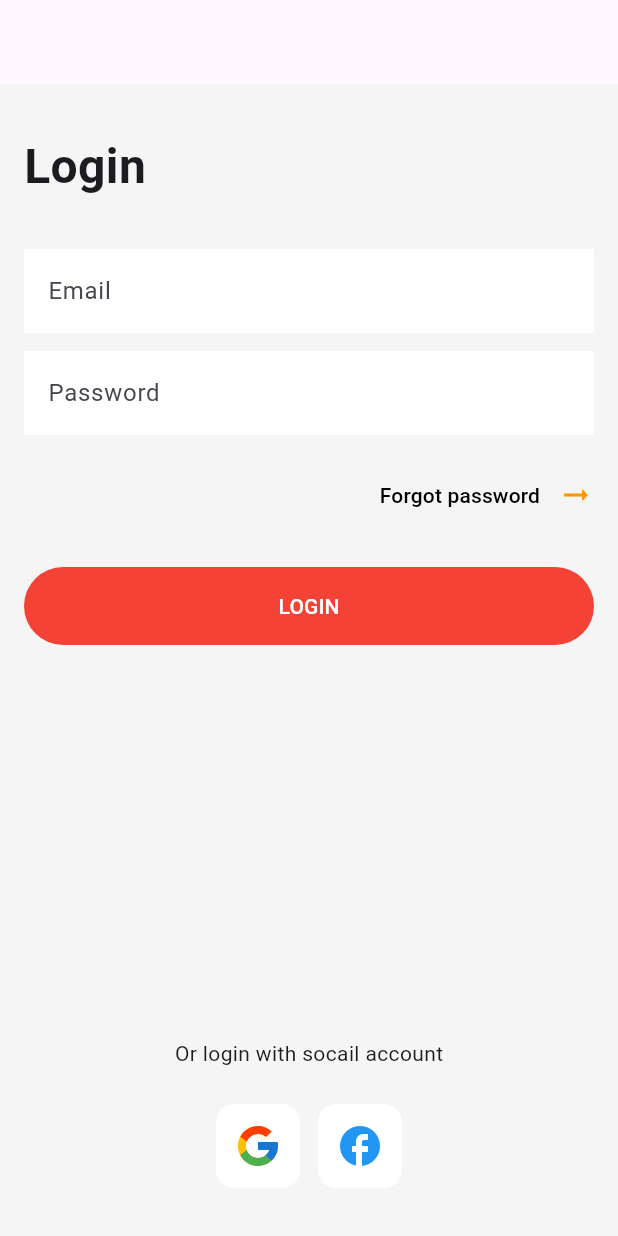
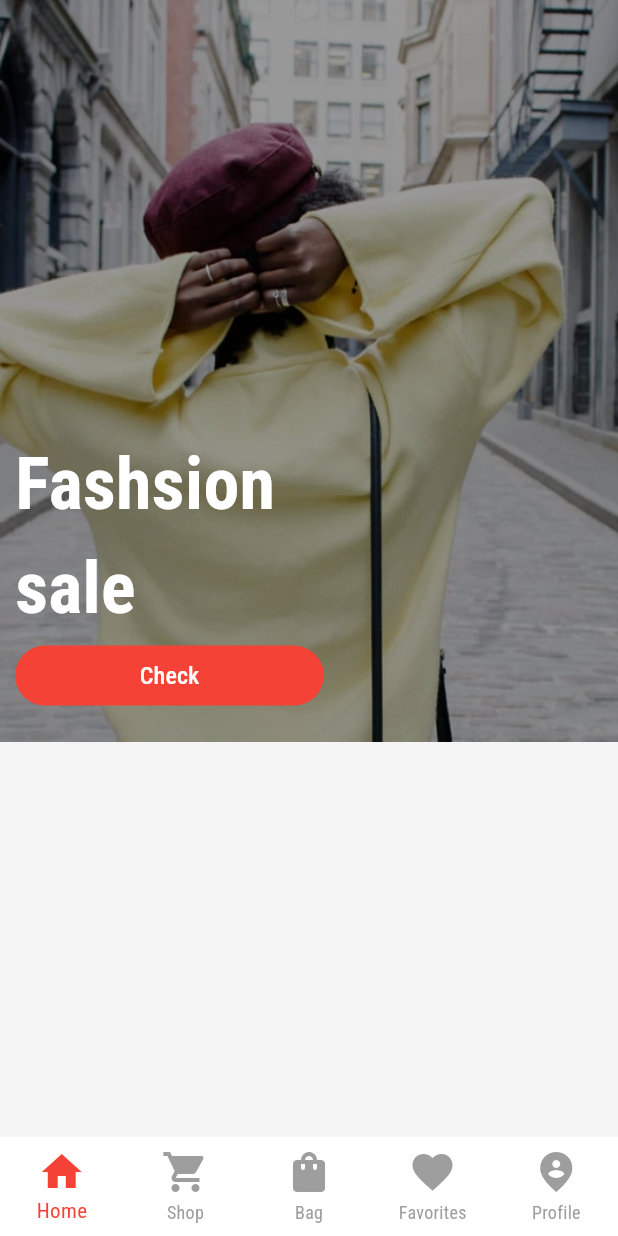
Before and after one commit to chheng-dev/ecomerce-flutter, a Flutter app: the screen it shows after launch, on a phone screen of 412 x 824 dp. Run offline on Flutter 3.47's test engine with Material 3 defaults, Android fonts, the phone set to English and light mode, and no system bars; drawn by our look-alikes of carousel_slider; our stand-ins replace flutter_svg.

Commit message:
WIP #1 create home screen

```diff
--- a/lib/main.dart
+++ b/lib/main.dart
@@ -16,6 +16,7 @@ class MyApp extends StatelessWidget {
       theme: ThemeData(
         primaryColor: AppColors.primaryColor,
         scaffoldBackgroundColor: AppColors.backgroundColor,
+        fontFamily: "Roboto_Condensed",
         textTheme: TextTheme(
           headlineMedium: AppTextStyles.headerStyle
         ),
--- a/lib/routes.dart
+++ b/lib/routes.dart
@@ -1,10 +1,18 @@
+import 'package:ecomerce_app/views/bag_screen.dart';
+import 'package:ecomerce_app/views/favorites_screen.dart';
 import 'package:ecomerce_app/views/forgot_password_screen.dart';
-import 'package:ecomerce_app/views/home_screen.dart';
+import 'package:ecomerce_app/views/main_screen.dart';
 import 'package:ecomerce_app/views/login_screen.dart';
+import 'package:ecomerce_app/views/shop_screen.dart';
+import 'package:ecomerce_app/views/user_profile_screen.dart';
 import 'package:flutter/material.dart';
 
 final Map<String, WidgetBuilder> routes = {
-  "/": (context) => LoginScreen(),
+  "/home": (context) => LoginScreen(),
   "/forgot-password": (context) => ForgotPasswordWidget(),
-  "/home": (context) => HomeScreen(),
+  "/": (context) => MainScreen(),
+  "/shop": (context) => ShopScreen(),
+  "/bag": (context) => BagScreen(),
+  "/favorites": (context) => FavoritesScreen(),
+  "/user-profile": (context) => UserProfileScreen()
 };
--- /dev/null
+++ b/lib/views/bag_screen.dart
@@ -0,0 +1,10 @@
+import 'package:flutter/material.dart';
+
+class BagScreen extends StatelessWidget {
+  const BagScreen({super.key});
+
+  @override
+  Widget build(BuildContext context) {
+    return const Placeholder();
+  }
+}
--- /dev/null
+++ b/lib/views/favorites_screen.dart
@@ -0,0 +1,10 @@
+import 'package:flutter/material.dart';
+
+class FavoritesScreen extends StatelessWidget {
+  const FavoritesScreen({super.key});
+
+  @override
+  Widget build(BuildContext context) {
+    return const Placeholder();
+  }
+}
--- a/lib/views/home_screen.dart
+++ b/lib/views/home_screen.dart
@@ -1,15 +1,15 @@
+import 'package:ecomerce_app/widgets/home_screen/banner_widget.dart';
 import 'package:flutter/material.dart';
 
-class HomeScreen extends StatefulWidget {
-  const HomeScreen({super.key});
+class HomeScreen extends StatelessWidget {
+  HomeScreen({super.key});
 
   @override
-  State<HomeScreen> createState() => _HomeScreenState();
-}
-
-class _HomeScreenState extends State<HomeScreen> {
-  @override
   Widget build(BuildContext context) {
-    return const Placeholder();
+    return Column(
+      children: [
+        BannerWidget()
+      ],
+    );
   }
 }
--- /dev/null
+++ b/lib/views/main_screen.dart
@@ -0,0 +1,84 @@
+import 'package:ecomerce_app/constants/theme_constants.dart';
+import 'package:ecomerce_app/views/bag_screen.dart';
+import 'package:ecomerce_app/views/favorites_screen.dart';
+import 'package:ecomerce_app/views/home_screen.dart';
+import 'package:ecomerce_app/views/shop_screen.dart';
+import 'package:ecomerce_app/views/user_profile_screen.dart';
+import 'package:flutter/material.dart';
+
+class MainScreen extends StatefulWidget {
+  const MainScreen({super.key});
+
+  @override
+  State<MainScreen> createState() => _MainScreenState();
+}
+
+class _MainScreenState extends State<MainScreen> {
+  int _selectedIndex = 0;
+
+  final List<Widget> _pages = [
+    HomeScreen(),
+    ShopScreen(),
+    BagScreen(),
+    FavoritesScreen(),
+    UserProfileScreen()
+  ];
+
+  void _onItemTapped(int index){
+    setState(() {
+      _selectedIndex = index;
+    });
+  }
+
+  @override
+  Widget build(BuildContext context) {
+    return Scaffold(
+      body: SafeArea(
+        child: Column(
+          children: [
+            Container(
+              child: _pages[_selectedIndex],
+            )
+          ],
+        )
+      ),
+      bottomNavigationBar: BottomNavigationBar(
+        type: BottomNavigationBarType.fixed,
+        currentIndex: _selectedIndex,
+        onTap: _onItemTapped,
+        elevation: 0,
+        backgroundColor: Colors.white,
+        selectedItemColor: AppColors.primaryColor,
+        unselectedItemColor: Colors.grey,
+        items: <BottomNavigationBarItem> [
+          BottomNavigationBarItem(
+            icon: Icon(
+              Icons.home,
+              size: 32,
+            ),
+            label: "Home",
+          ),
+          BottomNavigationBarItem(
+            icon: Icon(
+              Icons.shopping_cart,
+              size: 32,
+            ),
+            label: "Shop",
+          ),
+          BottomNavigationBarItem(
+            icon: Icon(Icons.shopping_bag, size: 32),
+            label: "Bag",
+          ),
+          BottomNavigationBarItem(
+            icon: Icon(Icons.favorite, size: 32),
+            label: "Favorites",
+          ),
+          BottomNavigationBarItem(
+            icon: Icon(Icons.person_pin_circle_sharp, size: 32),
+            label: "Profile",
+          )
+        ],
+      ),
+    );
+  }
+}
--- /dev/null
+++ b/lib/views/shop_screen.dart
@@ -0,0 +1,10 @@
+import 'package:flutter/material.dart';
+
+class ShopScreen extends StatelessWidget {
+  const ShopScreen({super.key});
+
+  @override
+  Widget build(BuildContext context) {
+    return const Placeholder();
+  }
+}
--- /dev/null
+++ b/lib/views/user_profile_screen.dart
@@ -0,0 +1,10 @@
+import 'package:flutter/material.dart';
+
+class UserProfileScreen extends StatelessWidget {
+  const UserProfileScreen({super.key});
+
+  @override
+  Widget build(BuildContext context) {
+    return const Placeholder();
+  }
+}
--- /dev/null
+++ b/lib/widgets/home_screen/banner_widget.dart
@@ -0,0 +1,92 @@
+import 'package:carousel_slider/carousel_slider.dart';
+import 'package:ecomerce_app/constants/theme_constants.dart';
+import 'package:flutter/material.dart';
+
+class BannerWidget extends StatelessWidget {
+  BannerWidget({super.key});
+
+  final List<String> imageSlides = [
+    "assets/images/banners/banner-1.jpg",
+    "assets/images/banners/banner-2.webp",
+  ];
+
+  @override
+  Widget build(BuildContext context) {
+    return Stack(
+      children: [
+        Container(
+          child: CarouselSlider(
+            items:
+              imageSlides.map((item) {
+                return Image.asset(
+                  item,
+                  width: double.infinity,
+                  fit:
+                  BoxFit.cover,
+                        color: Colors.black.withOpacity(
+                      0.4,
+                    ),
+                  colorBlendMode:
+                        BlendMode.darken,
+
+                );
+              }).toList(),
+            options: CarouselOptions(
+              height: MediaQuery.of(context).size.height * 0.6,
+              autoPlay: true,
+              aspectRatio: 16 / 9,
+              viewportFraction: 1,
+              initialPage: 0,
+              enableInfiniteScroll: true,
+              autoPlayInterval: Duration(seconds: 3),
+              reverse: false,
+              autoPlayAnimationDuration: Duration(milliseconds: 800),
+              autoPlayCurve: Curves.linearToEaseOut,
+              enlargeCenterPage: true,
+              enlargeFactor: 0.9,
+              scrollDirection: Axis.horizontal,
+            ),
+          ),
+        ),
+        Positioned(
+          bottom: 20,
+          left: 10,
+          child: Column(
+            crossAxisAlignment: CrossAxisAlignment.start,
+            children: [
+              Text(
+                "Fashsion",
+                style: TextStyle(
+                  fontSize: 48.0,
+                  color: Colors.white,
+                  fontWeight: FontWeight.bold
+                ),
+              ),
+              Text(
+                "sale",
+                style: TextStyle(
+                  fontSize: 48.0,
+                  color: Colors.white,
+                  fontWeight: FontWeight.bold,
+                ),
+              ),
+              Container(
+                width: MediaQuery.of(context).size.width * 0.5,
+                child: ElevatedButton(
+                  style: ElevatedButton.styleFrom(
+                    elevation: 0,
+                    backgroundColor: AppColors.primaryColor
+                  ),
+                  onPressed: (){},
+                  child: Text(
+                    "Check", style: TextStyle(color: Colors.white, fontSize: ConfigConstants.fontSize1),
+                  )
+                ),
+              )
+            ],
+          ),
+        )
+      ],
+    );
+  }
+}
```
Also changed, not shown: pubspec.yaml (+9 -7 lines), assets/fonts/RobotoCondensed-Italic-VariableFont_wght.ttf (added), assets/fonts/RobotoCondensed.ttf (added), assets/images/banners/banner-1.jpg (added), assets/images/banners/banner-2.webp (added), pubspec.lock.
